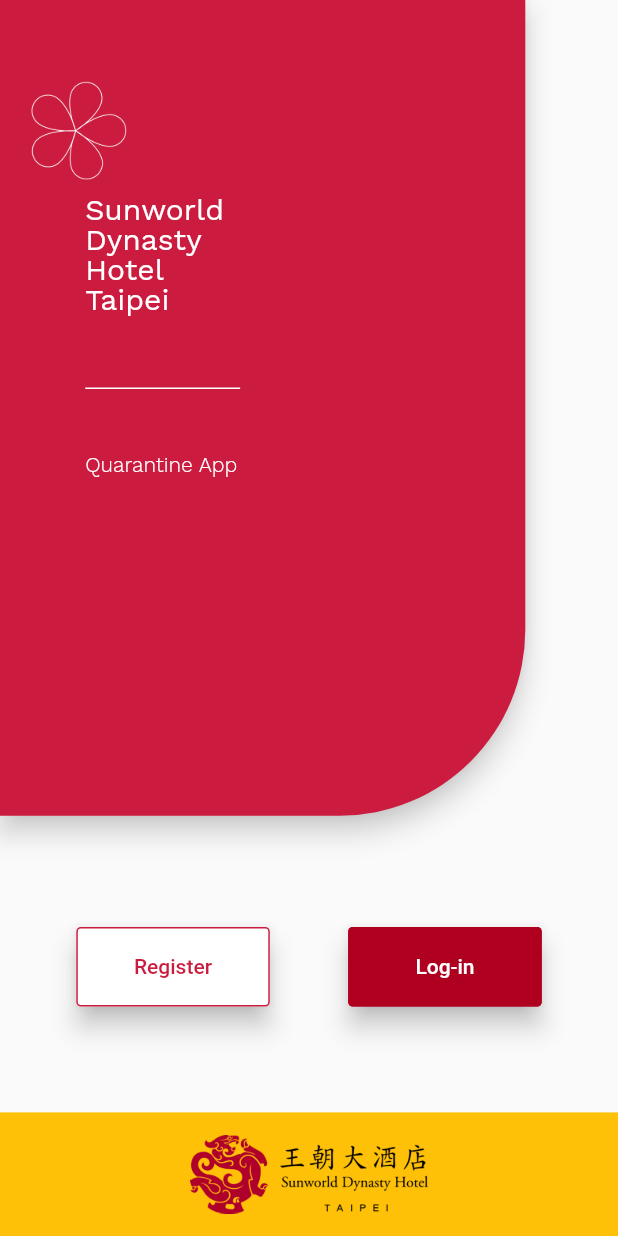
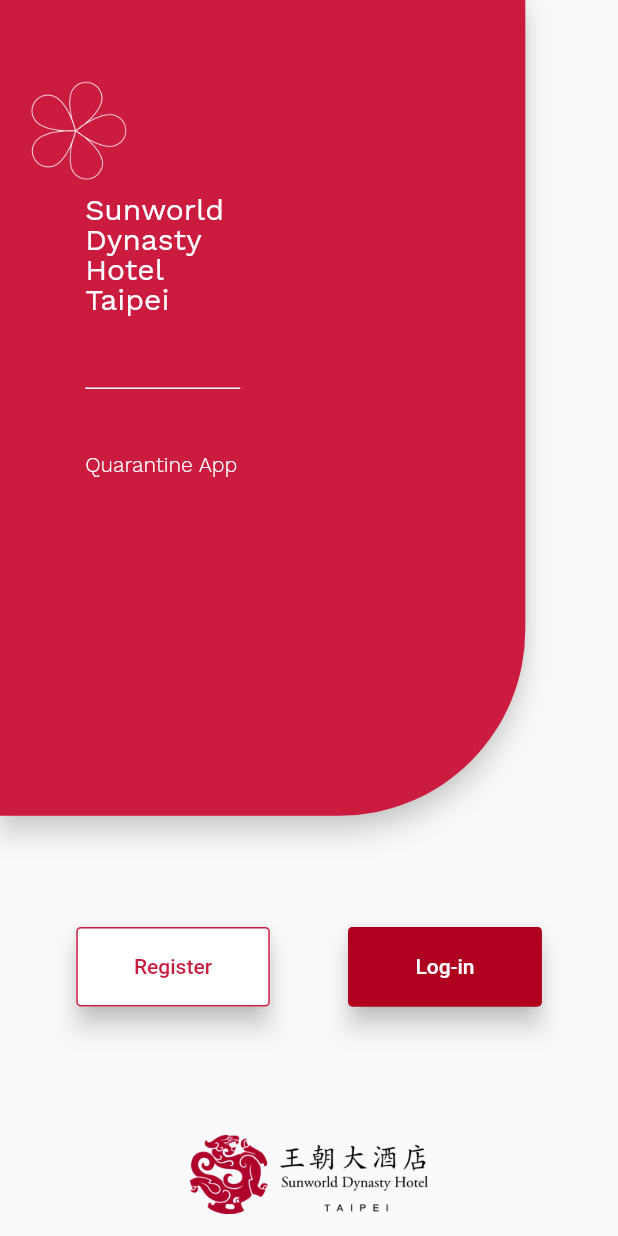
Before and after one commit to matsvandamme/sunworld_dynasty_flutter, a Flutter app: the screen it shows after launch, on a phone screen of 412 x 824 dp. Run offline on Flutter 3.47's test engine with Material 2 defaults, Android fonts, the phone set to English and light mode, and no system bars; our stand-ins replace firebase_auth, google_fonts, package_info, page_view_indicators, smooth_page_indicator; accounts and stored records are empty.

Commit message:
Code refactor

```diff
--- a/lib/pages/welcome_screen.dart
+++ b/lib/pages/welcome_screen.dart
@@ -154,7 +154,7 @@ class _WelcomeScreenState extends State<WelcomeScreen> {
           alignment: Alignment.center,
           width: constraints.maxWidth,
           height: constraints.maxHeight,
-          color: Colors.amber,
+          color: Colors.transparent,
           margin: EdgeInsets.fromLTRB(0, constraints.maxHeight * 0.90, 0, 0),
           child: Image.asset(
             'assets/images/SWDlogo.png',
```
